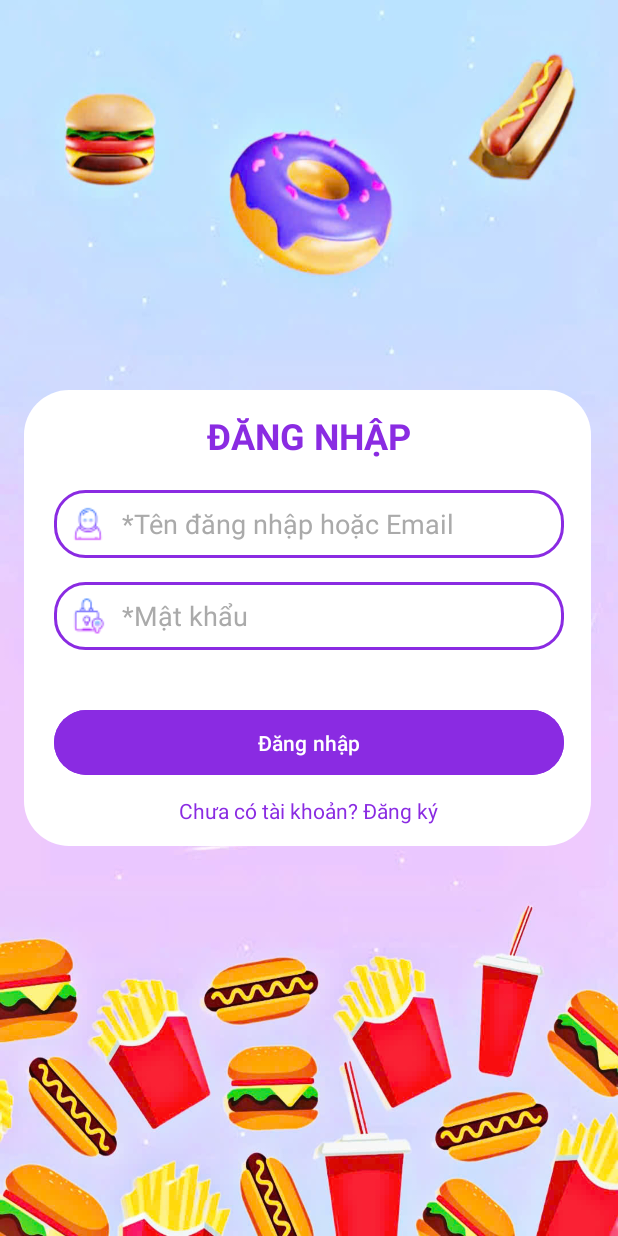
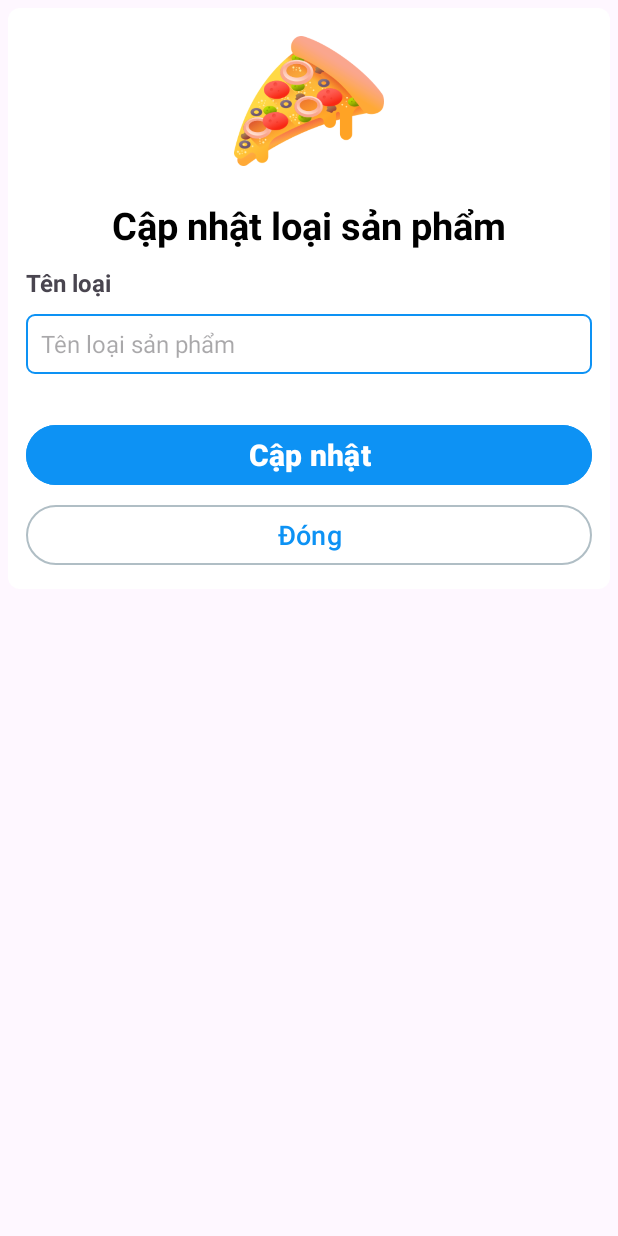
Before and after one commit to HauDNT/KGU-Android, an Android app: the layout dialog_info_category_layout.xml on its own in the app's theme, with its tools: preview values and no code run, on a phone screen of 412 x 824 dp. Run offline under Robolectric (Android 15) with nearby library versions, the phone set to English and light mode, and no system bars.

Commit message:
Create: Chức năng cập nhật tên loại sản phẩm

```diff
--- a/Application/app/src/main/AndroidManifest.xml
+++ b/Application/app/src/main/AndroidManifest.xml
@@ -18,7 +18,7 @@
         tools:targetApi="31">
 
         <activity
-            android:name=".activity.category.CategoryActivity"
+            android:name=".activity.food.FoodActivity"
             android:exported="false" />
         <activity
             android:name=".activity.order.OrderListActivity"
@@ -35,7 +35,7 @@
             android:name=".activity.auth.LoginActivity"
             android:exported="false" />
         <activity
-            android:name=".activity.food.FoodActivity"
+            android:name=".activity.category.CategoryActivity"
             android:exported="true">
             <intent-filter>
                 <action android:name="android.intent.action.MAIN" />
--- a/Application/app/src/main/java/com/application/application/activity/category/CategoryActivity.java
+++ b/Application/app/src/main/java/com/application/application/activity/category/CategoryActivity.java
@@ -107,6 +107,7 @@ public class CategoryActivity extends AppCompatActivity {
 
                 categoryNameField.setText("");
                 Toast.makeText(this, "Thêm loại sản phẩm thành công!", Toast.LENGTH_LONG).show();
+                alertText.setVisibility(View.GONE);
 
                 // Gọi lại hàm load dữ liệu loại sản phẩm để cập nhật Recycle View UI
                 categoryAdapter.updateCategoryOnUI(dbHelper.getCategoriesList(new String[] {"id", "name"}));
--- a/Application/app/src/main/java/com/application/application/database/DatabaseHelper.java
+++ b/Application/app/src/main/java/com/application/application/database/DatabaseHelper.java
@@ -308,6 +308,12 @@ public class DatabaseHelper extends SQLiteOpenHelper {
         return result;
     }
 
+    public long updateCategoryName(ContentValues values) {
+        SQLiteDatabase db = this.getWritableDatabase();
+        long result = db.update("categories", values, "id = ?", new String[]{String.valueOf(values.get("id"))});
+        return result;
+    }
+
     // Hàm xoá một danh mục
     public long deleteCategory(int id) {
         boolean checkExists = isExistsCategory("id", String.valueOf(id));
--- a/Application/app/src/main/res/layout/activity_login.xml
+++ b/Application/app/src/main/res/layout/dialog_info_category_layout.xml
@@ -1,76 +1,85 @@
 <?xml version="1.0" encoding="utf-8"?>
-<RelativeLayout
-    xmlns:android="http://schemas.android.com/apk/res/android"
-    android:layout_width="match_parent"
-    android:layout_height="match_parent"
-    android:padding="16dp"
-    android:background="@drawable/bg_login">
-
-    <LinearLayout
+<LinearLayout xmlns:android="http://schemas.android.com/apk/res/android"
     android:layout_width="match_parent"
     android:layout_height="wrap_content"
-        android:layout_centerInParent="true"
-        android:layout_marginTop="20dp"
-        android:layout_marginBottom="20dp"
-        android:background="@drawable/login_background"
-        android:gravity="center"
+    xmlns:app="http://schemas.android.com/apk/res-auto"
     android:orientation="vertical"
-        android:padding="20dp">
+    android:padding="12dp"
+    android:layout_margin="5dp"
+    android:background="@drawable/dialog_create_category_background">
+
+    <ImageView
+        android:layout_width="100dp"
+        android:layout_height="100dp"
+        android:src="@drawable/dialog_create_category_icon"
+        android:layout_gravity="center_horizontal"/>
 
     <TextView
-            android:layout_width="wrap_content"
+        android:id="@+id/dialog_create_category_title"
+        android:layout_width="match_parent"
         android:layout_height="wrap_content"
-            android:layout_marginBottom="20dp"
-            android:text="ĐĂNG NHẬP"
-            android:textColor="#8A2BE2"
-            android:textSize="24sp"
-            android:textStyle="bold" />
+        android:text="Cập nhật loại sản phẩm"
+        android:textSize="25dp"
+        android:textStyle="bold"
+        android:textColor="@color/black"
+        android:textAlignment="center"
+        android:layout_marginTop="15dp"
+        android:layout_marginBottom="10dp"/>
+
+    <TextView
+        android:layout_width="match_parent"
+        android:layout_height="wrap_content"
+        android:text="Tên loại"
+        android:textSize="16dp"
+        android:textStyle="bold"
+        />
 
     <EditText
-            android:id="@+id/username"
+        android:id="@+id/dialog_info_category_name"
+        android:layout_width="match_parent"
+        android:layout_height="40dp"
+        android:background="@drawable/rounded_edit_text_dialog"
+        android:hint="Tên loại sản phẩm"
+        android:textSize="16dp"
+        android:paddingStart="10dp"
+        android:scrollbarSize="18sp"
+        android:layout_marginTop="10dp"/>
+
+    <TextView
+        android:id="@+id/dialog_info_category_alert"
         android:layout_width="match_parent"
         android:layout_height="wrap_content"
-            android:layout_marginBottom="16dp"
-            android:background="@drawable/rounded_edit_text"
-            android:drawableStart="@drawable/ic_user"
-            android:drawablePadding="10dp"
-            android:hint="*Tên đăng nhập hoặc Email"
-            android:padding="10dp"
-            android:textColor="@android:color/black"
-            android:textColorHint="@android:color/darker_gray" />
+        android:text="Alert"
+        android:textSize="16dp"
+        android:textStyle="bold"
+        android:textColor="@color/alertText"
+        android:layout_marginTop="3dp"
+        android:visibility="gone"
+        />
 
-        <EditText
-            android:id="@+id/password"
+    <Button
+        android:id="@+id/dialog_info_category_btn_update"
         android:layout_width="match_parent"
         android:layout_height="wrap_content"
-            android:layout_marginBottom="16dp"
-            android:background="@drawable/rounded_edit_text"
-            android:drawableStart="@drawable/ic_lock"
-            android:drawablePadding="10dp"
-            android:hint="*Mật khẩu"
-            android:inputType="textPassword"
-            android:padding="10dp"
-            android:textColor="@android:color/black"
-            android:textColorHint="@android:color/darker_gray" />
+        android:text="Cập nhật"
+        android:textSize="20sp"
+        android:textStyle="bold"
+        android:backgroundTint="@color/colorPrimary"
+        android:layout_marginTop="30dp"
+        />
 
-        <Button
-            android:id="@+id/login_button"
+    <com.google.android.material.button.MaterialButton
+        android:id="@+id/dialog_info_category_btn_close"
         android:layout_width="match_parent"
         android:layout_height="wrap_content"
-            android:layout_marginTop="20dp"
-            android:backgroundTint="#8A2BE2"
-            android:padding="12dp"
-            android:text="Đăng nhập"
-            android:textColor="@android:color/white" />
+        android:text="Đóng"
+        app:cornerRadius="50dp"
+        app:strokeColor="@color/grayCorner"
+        app:strokeWidth="1dp"
+        android:textColor="@color/colorPrimary"
+        android:textSize="18sp"
+        android:layout_marginTop="5dp"
+        android:backgroundTint="@color/white"
+        />
 
-        <TextView
-            android:id="@+id/register_link"
-            android:layout_width="wrap_content"
-            android:layout_height="wrap_content"
-            android:layout_marginTop="10dp"
-            android:clickable="true"
-            android:text="Chưa có tài khoản? Đăng ký"
-            android:textColor="#8A2BE2"
-            android:textSize="14sp" />
 </LinearLayout>
-</RelativeLayout>
```
Also changed, not shown: Application/app/build.gradle (+0 -10 lines), Application/app/src/main/java/com/application/application/activity/category/CategoryAdapter.java (+81 -0 lines), Application/app/src/main/res/layout/category_item_list.xml (+13 -3 lines), Application/app/src/main/res/drawable/dialog_create_category_icon.png, Application/app/src/main/res/drawable/ic_category_item.png. Lines whose indentation alone changed are shown as unchanged.
